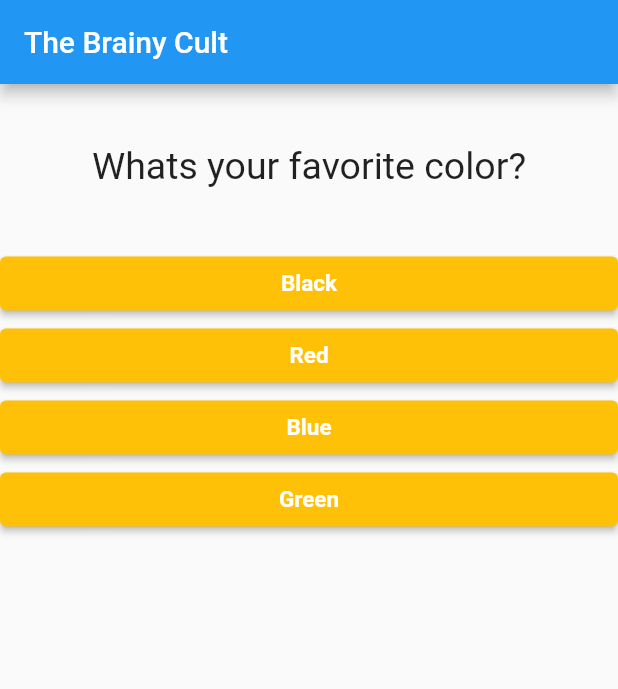
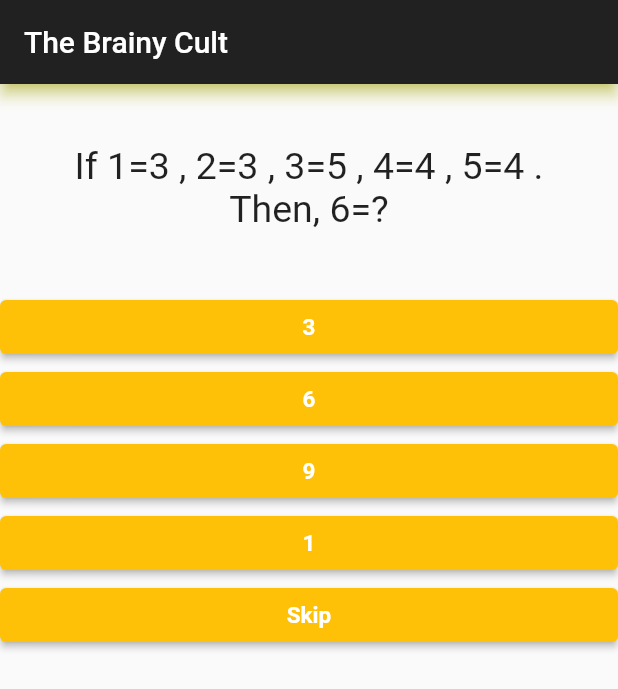
Before and after one commit to adityachandra1/the_brainy_cult, a Flutter app: the screen it shows after launch, on a phone screen of 412 x 824 dp. Shown: the top 689 px of the screen. Run offline on Flutter 3.47's test engine with Material 2 defaults, Android fonts, the phone set to English and light mode, and no system bars.

Commit message:
Update 2.0

```diff
--- a/lib/main.dart
+++ b/lib/main.dart
@@ -19,50 +19,75 @@ class MyApp extends StatefulWidget {
 class _MyAppState extends State<MyApp> {
   final _questions = const [
     {
-      'questionText': 'Whats your favorite color?',
+      'questionText': 'If 1=3 , 2=3 , 3=5 , 4=4 , 5=4 . Then, 6=?',
       'answers': [
-        {'text': 'Black', 'score': 40},
-        {'text': 'Red', 'score': 100},
-        {'text': 'Blue', 'score': 50},
-        {'text': 'Green', 'score': 60},
+        {'text': '3', 'score': 100},
+        {'text': '6', 'score': -30},
+        {'text': '9', 'score': -30},
+        {'text': '1', 'score': -30},
+        {'text': 'Skip', 'score': -1000},
       ],
     },
     {
-      'questionText': 'What\'s your favourite hobby?',
+      'questionText': 'Which number is equivalent to 3^(4)÷3^(2)',
       'answers': [
-        {'text': 'Drawing', 'score': 40},
-        {'text': 'Gaming', 'score': 40},
-        {'text': 'Cooking', 'score': 70},
-        {'text': 'Hunting', 'score': 50},
-        {'text': 'Procrastinating', 'score': 100},
+        {'text': '3', 'score': -30},
+        {'text': '1', 'score': -30},
+        {'text': '27', 'score': -30},
+        {'text': '9', 'score': 100},
+        {'text': '18', 'score': -30},
+        {'text': 'Skip', 'score': -1000},
       ],
     },
     {
-      'questionText': 'What\'s your favourite animal?',
+      'questionText': 'How many feet are in a mile?',
       'answers': [
-        {'text': 'Hippo', 'score': 40},
-        {'text': 'Elephant', 'score': 40},
-        {'text': 'Ant', 'score': 100},
-        {'text': 'Worm', 'score': 50},
-        {'text': 'Pikachu', 'score': 60},
+        {'text': '6900', 'score': 0},
+        {'text': '5120', 'score': -30},
+        {'text': '5200', 'score': -30},
+        {'text': '5280', 'score': 100},
+        {'text': '6000', 'score': -30},
+        {'text': 'Skip', 'score': -1000},
       ],
     },
     {
-      'questionText': 'What\'s your favourite food?',
+      'questionText': 'If 13 x 12 = 651 & 41 x 23 = 448, then, 24 x 22 =?',
       'answers': [
-        {'text': 'Black', 'score': 40},
-        {'text': 'Pizza', 'score': 100},
-        {'text': 'Pasta', 'score': 50},
-        {'text': 'Chicken', 'score': 60},
+        {'text': '420', 'score': -30},
+        {'text': '924', 'score': 100},
+        {'text': '900', 'score': -30},
+        {'text': '1024', 'score': -30},
+        {'text': 'Skip', 'score': -1000},
       ],
     },
     {
-      'questionText': 'What\'s your favourite game?',
+      'questionText': 'Marvin was 13 years old in 1870 and 8 years old in 1875. How is it possible?',
       'answers': [
-        {'text': 'GTA', 'score': 40},
-        {'text': 'PUBG', 'score': 100},
-        {'text': 'Hitman', 'score': 50},
-        {'text': 'Tomb Raider', 'score': 60},
+        {'text': 'The dates are in AC', 'score': -30},
+        {'text': '1875 was a leap year', 'score': -30},
+        {'text': '1870 began on the vernal equinox', 'score': -30},
+        {'text': 'The dates are in BC', 'score': 100},
+        {'text': 'Skip', 'score': -1000},
+      ],
+    },
+     {
+      'questionText': 'If POST is 1234 and FLIRT is 56784 what is FROST?',
+      'answers': [
+        {'text': '582324', 'score': -30},
+        {'text': '58243', 'score': 100},
+        {'text': '52384', 'score': -30},
+        {'text': '43285', 'score': -30},
+        {'text': 'Skip', 'score': -1000},
+      ],
+    },
+    {
+      'questionText': 'How was the test?',
+      'answers': [
+        {'text': 'Hated It', 'score': -10},
+        {'text': 'Okayish', 'score': 0},
+        {'text': 'Easy', 'score': 0},
+        {'text': 'Im bad at Math', 'score': 10},
+        {'text': 'Skip', 'score': -1000},
       ],
     },
   ];
@@ -98,13 +123,16 @@ class _MyAppState extends State<MyApp> {
         home: Scaffold(
       appBar: AppBar(
         title: Text("The Brainy Cult "),
+        backgroundColor: Colors.grey[900],
+        shadowColor: Colors.yellowAccent,
+
       ),
       body: _questionIndex < _questions.length
           ? Quiz(
               answerQuestion: _answerQuestion,
               questionIndex: _questionIndex,
               questions: _questions)
-              : Result(_totalScore , _resetQuiz),)
-    );
+          : Result(_totalScore, _resetQuiz),
+    ));
   }
 }
--- a/lib/result.dart
+++ b/lib/result.dart
@@ -7,13 +7,19 @@ class Result extends StatelessWidget {
 
   Result(this.resultScore, this.resetHandler);
   String get resultPhrase {
-    var resultText = 'You did it!';
-    if (resultScore <= 80) {
-      resultText = "Mission Failed!";
-    } else if (resultScore <= 200) {
-      resultText = 'OK, Bye!';
-    } else {
-      resultText = "Well Done , Kid!";
+    var resultText = 'Try Again next time, You are not fit for the Brainy Cult right now';
+    if (resultScore >= 601 ) {
+      resultText = "Wow! That's a perfect score, Welcome to the brainy Cult";
+    } else if (resultScore >= 500 && resultScore <= 600) {
+      resultText = 'You are a member of the Brainy Cult now on!';
+    } else if (resultScore <= -6000) {
+      resultText = "Try Not Skipping all questions from next time";
+    }else if (resultScore >= 400 && resultScore < 500) {
+      resultText = 'You are a member of the Brainy Cult now on!';
+    }else if (resultScore >= 100 && resultScore < 400) {
+      resultText = 'OK, Get Good';
+    }else if (resultScore < 0) {
+      resultText = 'Bad Performance';
     }
     return resultText;
   }
@@ -23,13 +29,19 @@ class Result extends StatelessWidget {
     return Center(
       child: Column(
         children: [
+          Container(
+            height: 40,
+          ),
           Text(
             resultPhrase,
-            style: TextStyle(fontSize: 36, fontWeight: FontWeight.bold),
+            style: TextStyle(fontSize: 36, fontWeight: FontWeight.bold, color: Colors.grey[900]),
             textAlign: TextAlign.center,
           ),
+           Container(
+            height: 40,
+          ),
           TextButton(
-            child: Text('Im not Satisfied with my result'),
+            child: Text('Give me one more chance! I can do better!'),
             onPressed: resetHandler,
           ),
         ],
```
Lines whose indentation alone changed are shown as unchanged.
